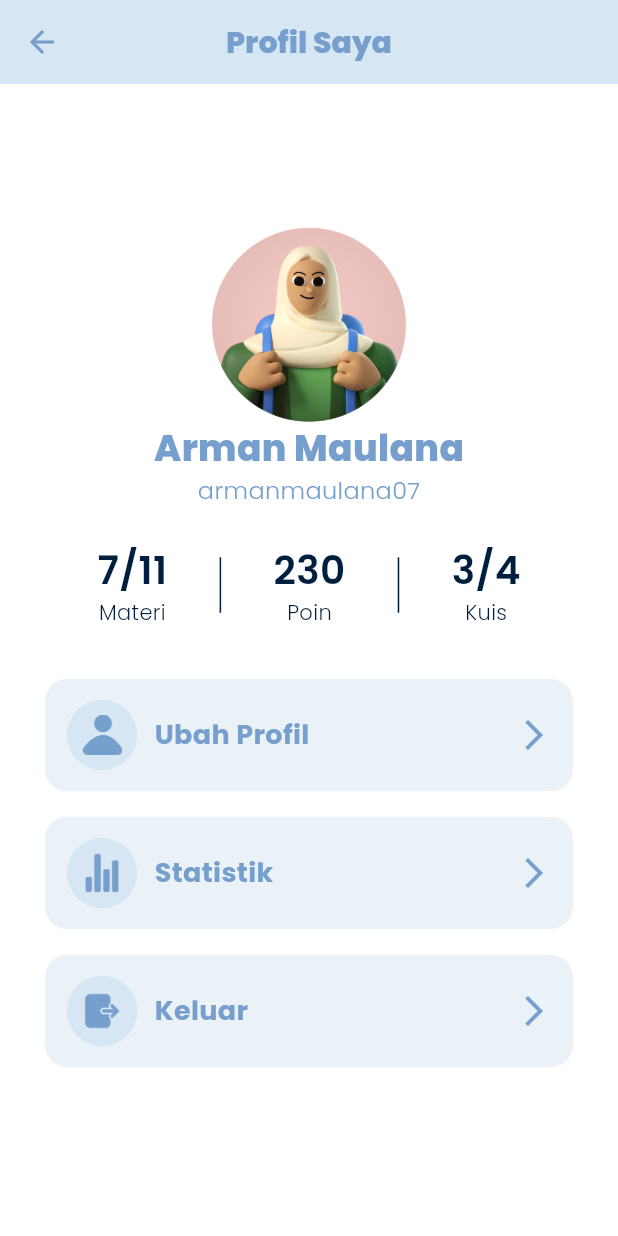
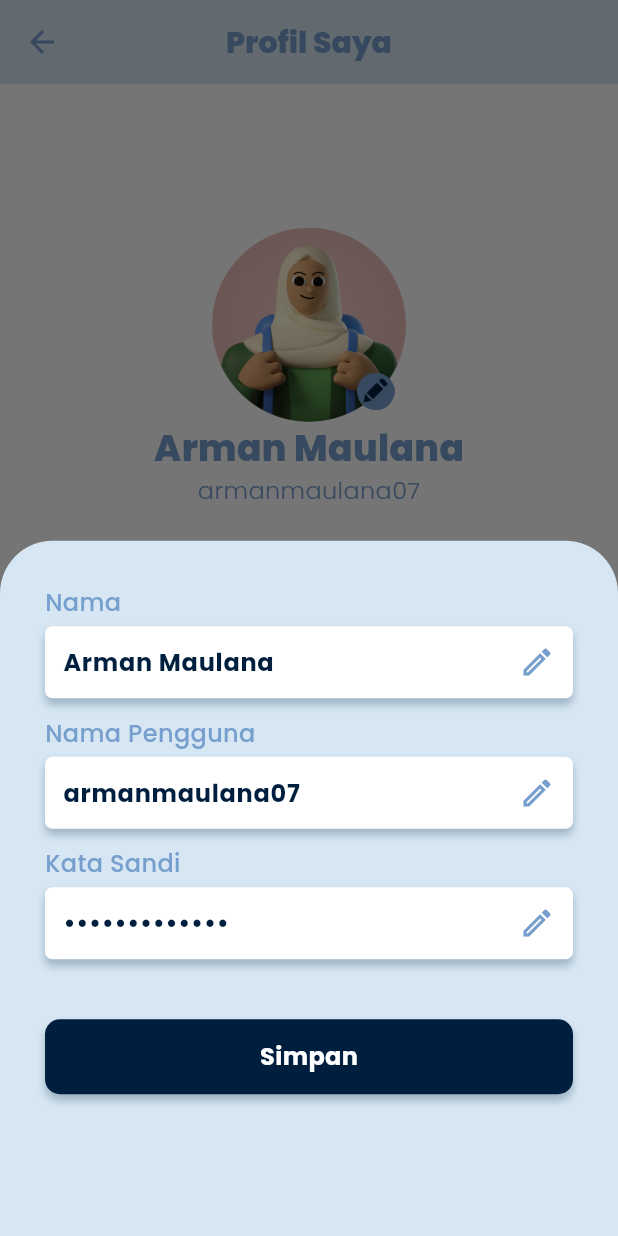
Before and after one commit to 2001arman/terralith, a Flutter app: the ProfileUi screen opened by its route, after a tap on "Ubah Profil", on a phone screen of 412 x 824 dp. Run offline on Flutter 3.47's test engine with Material 3 defaults, Android fonts, the phone set to English and light mode, and no system bars; our stand-ins replace auto_size_text, flutter_easyloading, flutter_widget_from_html, get, google_fonts, youtube_player_flutter; missing offline and left inert: syncfusion_flutter_pdfviewer.

Commit message:
ui: ubah profile bottom sheet

```diff
--- a/lib/features/presentation/main/profile/profile_logic.dart
+++ b/lib/features/presentation/main/profile/profile_logic.dart
@@ -3,8 +3,96 @@ import 'package:get/get.dart';
 import 'package:terralith/features/presentation/main/profile/profile_state.dart';
 import 'package:terralith/utility/shared/constants/constants_ui.dart';
 
+import '../../../../utility/shared/widgets/custom_main_button.dart';
+
 class ProfileLogic extends GetxController {
   ProfileState state = ProfileState();
+
+  Widget textFormWidget({
+    required String title,
+    required String value,
+    bool isReadOnly = false,
+    bool isPassword = false,
+  }) {
+    return Column(
+      crossAxisAlignment: CrossAxisAlignment.start,
+      children: [
+        Text(
+          title,
+          style: blueTextStyle.copyWith(fontSize: 16, fontWeight: medium),
+        ),
+        Container(
+          margin: const EdgeInsets.only(top: 4),
+          decoration: BoxDecoration(
+            color: kWhiteColor,
+            boxShadow: [defaultBoxShadow],
+            borderRadius: BorderRadius.circular(5),
+          ),
+          child: TextFormField(
+            controller: TextEditingController(text: value),
+            style: mainTextStyle.copyWith(
+              fontWeight: bold,
+              fontSize: 16,
+            ),
+            obscureText: isPassword,
+            readOnly: isReadOnly,
+            textAlignVertical: TextAlignVertical.center,
+            decoration: InputDecoration(
+              border: InputBorder.none,
+              contentPadding: const EdgeInsets.only(left: 12),
+              suffixIcon: Icon(
+                Icons.edit_outlined,
+                color: kBlueColor,
+              ),
+            ),
+          ),
+        )
+      ],
+    );
+  }
+
+  void ubahProfileDialog() {
+    Get.bottomSheet(
+      Container(
+        width: double.infinity,
+        height: 500,
+        padding: const EdgeInsets.all(30),
+        decoration: BoxDecoration(
+          color: kBlueSemiLightColor,
+          borderRadius: const BorderRadius.only(
+            topRight: Radius.circular(35),
+            topLeft: Radius.circular(35),
+          ),
+        ),
+        child: Column(
+          crossAxisAlignment: CrossAxisAlignment.start,
+          children: [
+            textFormWidget(title: 'Nama', value: 'Arman Maulana'),
+            const SizedBox(height: 12),
+            textFormWidget(
+              title: 'Nama Pengguna',
+              value: 'armanmaulana07',
+              isReadOnly: true,
+            ),
+            const SizedBox(height: 12),
+            textFormWidget(
+              title: 'Kata Sandi',
+              value: 'Arman Maulana',
+              isPassword: true,
+            ),
+            const SizedBox(height: 40),
+            CustomMainButton(
+              title: 'Simpan',
+              fontWeight: bold,
+              fontSize: 16,
+              onTap: Get.back,
+              height: 50,
+            ),
+          ],
+        ),
+      ),
+    );
+  }
 
   void showChangeAvatar() {
     Get.bottomSheet(
--- a/lib/features/presentation/main/profile/profile_ui.dart
+++ b/lib/features/presentation/main/profile/profile_ui.dart
@@ -99,11 +99,29 @@ class ProfileUi extends StatelessWidget {
           children: [
             GestureDetector(
               onTap: logic.showChangeAvatar,
-              child: Obx(
-                () => Image.asset(
-                  state.activeAvatar.value,
-                  width: 130,
-                  height: 130,
+              child: SizedBox(
+                width: 130,
+                height: 130,
+                child: Stack(
+                  children: [
+                    Obx(
+                      () => Image.asset(
+                        state.activeAvatar.value,
+                        width: 130,
+                        height: 130,
+                      ),
+                    ),
+                    Align(
+                      alignment: Alignment.bottomRight,
+                      child: Padding(
+                        padding: const EdgeInsets.all(8.0),
+                        child: Image.asset(
+                          'assets/icons/change-avatar.png',
+                          width: 25,
+                        ),
+                      ),
+                    )
+                  ],
                 ),
               ),
             ),
@@ -139,7 +157,7 @@ class ProfileUi extends StatelessWidget {
             containerMenuItem(
               icon: 'assets/icons/user.png',
               title: 'Ubah Profil',
-              onTap: () {},
+              onTap: logic.ubahProfileDialog,
             ),
             containerMenuItem(
               icon: 'assets/icons/statistik.png',
--- a/lib/utility/shared/widgets/custom_main_button.dart
+++ b/lib/utility/shared/widgets/custom_main_button.dart
@@ -3,17 +3,18 @@ import 'package:flutter/material.dart';
 import '../constants/constants_ui.dart';
 
 class CustomMainButton extends StatelessWidget {
-  const CustomMainButton({
-    super.key,
-    required this.title,
-    this.fontWeight,
-    this.fontSize = 14,
-    required this.onTap,
-  });
+  const CustomMainButton(
+      {super.key,
+      required this.title,
+      this.fontWeight,
+      this.fontSize = 14,
+      required this.onTap,
+      this.height = 45});
   final String title;
   final FontWeight? fontWeight;
   final double fontSize;
   final VoidCallback onTap;
+  final double height;
 
   @override
   Widget build(BuildContext context) {
@@ -22,7 +23,7 @@ class CustomMainButton extends StatelessWidget {
       child: Container(
         width: double.infinity,
         padding: const EdgeInsets.symmetric(vertical: 4),
-        height: 45,
+        height: height,
         decoration: BoxDecoration(
           borderRadius: BorderRadius.circular(10),
           color: kMainColor,
```
Also changed, not shown: assets/icons/change-avatar.png (added).
